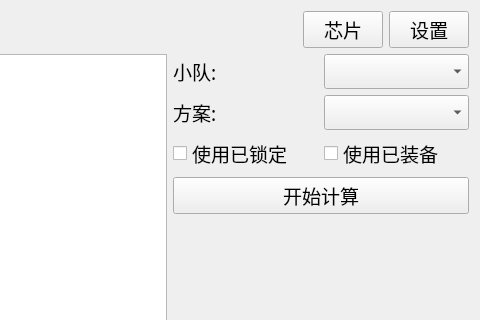
First picture: the form in CodeX/CodeX.ui, repository xxzl0130/CodeX, before the edit; both pictures show x 584 to 1064 and y 0 to 320 of the 1064 by 695 pixel window.
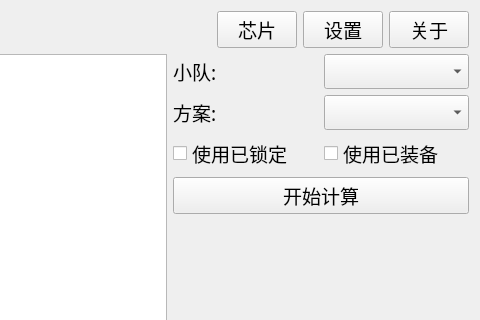
Second picture: the form after the edit. Custom widgets are drawn as their Qt base class.

Commit message: 添加关于窗口

The edit to the form file:
```diff
--- a/CodeX/CodeX.ui
+++ b/CodeX/CodeX.ui
@@ -154,6 +154,13 @@
         </property>
        </widget>
       </item>
+      <item>
+       <widget class="QPushButton" name="aboutPushButton">
+        <property name="text">
+         <string>关于</string>
+        </property>
+       </widget>
+      </item>
      </layout>
     </item>
     <item row="1" column="0">
```
The commit also changes 10 other files.
